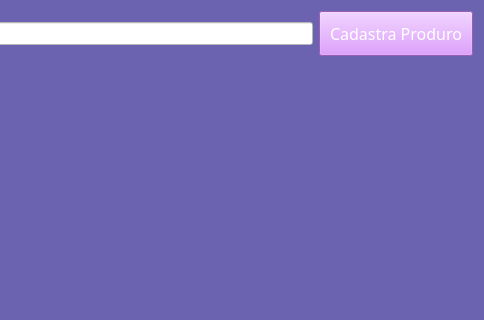
Michel3-01/Sistema_Loja_de_Roupas, file view/produtos_tela_principal.ui: the form before one commit; both pictures show x 267 to 751 and y 0 to 320 of the 751 by 532 pixel window.
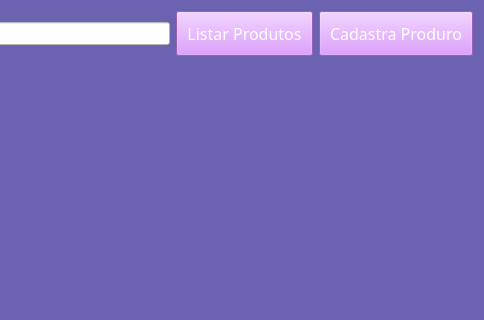
The form after the commit.

What changed in the file:
```diff
--- a/view/produtos_tela_principal.ui
+++ b/view/produtos_tela_principal.ui
@@ -53,6 +53,25 @@
        </property>
       </widget>
      </item>
+     <item>
+      <widget class="QPushButton" name="listar_produtos_btn">
+       <property name="font">
+        <font>
+         <family>Impact</family>
+         <pointsize>12</pointsize>
+        </font>
+       </property>
+       <property name="styleSheet">
+        <string notr="true">background-color: rgb(214, 131, 255);
+color: rgb(255, 255, 255);
+padding: 10px;
+</string>
+       </property>
+       <property name="text">
+        <string>Listar Produtos</string>
+       </property>
+      </widget>
+     </item>
      <item>
       <widget class="QPushButton" name="cadastrar_produto_btn">
        <property name="font">
```
